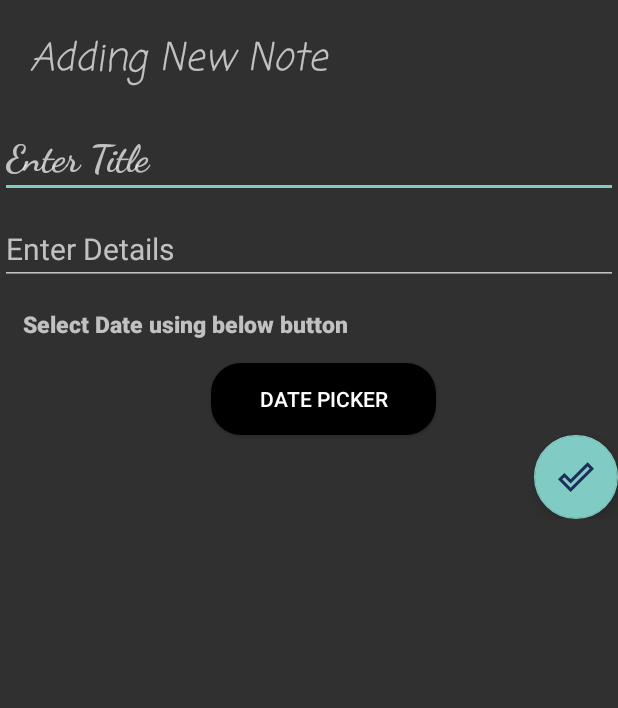
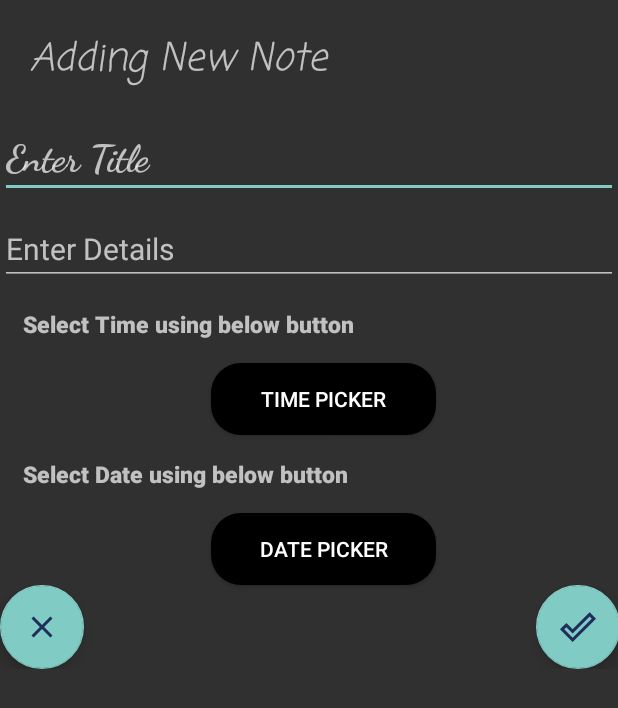
Before and after one commit to awc15/Note-Taking-Application-Android, an Android app: the screen it shows after launch (AddNote), after a tap on an icon or button, on a phone screen of 412 x 824 dp. Shown: the top 708 px of the screen. Run offline under Robolectric (Android 15) with nearby library versions, the phone set to English and light mode, and no system bars.

Commit message:
Final Commit

```diff
--- a/app/src/main/java/com/example/notetakingapp/AddNote.java
+++ b/app/src/main/java/com/example/notetakingapp/AddNote.java
@@ -4,13 +4,19 @@ import androidx.appcompat.app.AppCompatActivity;
 import androidx.fragment.app.DialogFragment;
 
 import android.app.DatePickerDialog;
+import android.app.TimePickerDialog;
+import android.app.TimePickerDialog.OnTimeSetListener;
+import android.content.ContentValues;
 import android.content.Intent;
+import android.database.Cursor;
+import android.database.sqlite.SQLiteDatabase;
 import android.os.Bundle;
 import android.text.Editable;
 import android.view.View;
 import android.widget.Button;
 import android.widget.EditText;
 import android.widget.TextView;
+import android.widget.TimePicker;
 
 import com.google.android.material.floatingactionbutton.FloatingActionButton;
 import com.google.android.material.snackbar.BaseTransientBottomBar;
@@ -21,38 +27,103 @@ import java.util.Calendar;
 
 public class AddNote extends AppCompatActivity implements DatePickerDialog.OnDateSetListener {
 
-    EditText title, detail;
-    FloatingActionButton Fab;
-    Button btnDate;
-    TextView date;
-    boolean dateSelected = false;
+    private SQLiteDatabase mDatabase;
+    private NotesDBHelper dbHelper;
+    private EditText title, detail;
+    private FloatingActionButton Fab,backBtn;
+    private Button btnDate;
+    private Button btnTime;
+    private TextView date, time;
+    private boolean dateSelected = false;
+    private boolean timeSet = false;
+    private int mHour, minute;
+    private NotesAdapter adapter;
 
     @Override
     protected void onCreate(Bundle savedInstanceState) {
         super.onCreate(savedInstanceState);
         setContentView(R.layout.activity_add_note);
+        backBtn=findViewById(R.id.goBack);
+        backBtn.setOnClickListener(new View.OnClickListener() {
+            @Override
+            public void onClick(View view) {
+                onBackPressed();
+            }
+        });
         title = findViewById(R.id.editTextTitle);
         detail = findViewById(R.id.editTextDetail);
         btnDate = findViewById(R.id.dateBtn);
         date = findViewById(R.id.dateText);
+        time = findViewById(R.id.timeText);
         Fab = findViewById(R.id.addNoteFab);
+        btnTime = findViewById(R.id.timeBtn);
+
+
+
+        //Set Time
+        btnTime.setOnClickListener(new View.OnClickListener() {
+            @Override
+            public void onClick(View view) {
+
+                TimePickerDialog timePickerDialog = new TimePickerDialog(
+                        AddNote.this,
+                        new OnTimeSetListener() {
+                            @Override
+                            public void onTimeSet(TimePicker timePicker, int hourOfDay, int mMinute) {
+                                mHour = hourOfDay;
+                                minute = mMinute;
+                                Calendar calendar = Calendar.getInstance();
+                                calendar.set(0, 0, 0, mHour, minute);
+                                time.setText(hourOfDay + ":" + mMinute);
+                                timeSet = true;
+                            }
+                        }, 12, 0, false
+                );
+                timePickerDialog.updateTime(mHour, minute);
+                timePickerDialog.show();
+
+            }
+        });
+
+
+        //Set Date
         btnDate.setOnClickListener(new View.OnClickListener() {
             @Override
             public void onClick(View view) {
-
-                DialogFragment dateTimePicker = new DatePicker();
-                dateTimePicker.show(getSupportFragmentManager(), "Set Date & Time");
+                DialogFragment datePicker = new DatePicker();
+                datePicker.show(getSupportFragmentManager(), "Set Date");
             }
         });
+
+
+
+
         Fab.setOnClickListener(new View.OnClickListener() {
             @Override
             public void onClick(View view) {
 
                 if (title.getText().toString().trim().length() > 0 &&
                         detail.getText().toString().trim().length() > 0 &&
-                        dateSelected) {
-                    finish();
-                    startActivity(new Intent(getApplicationContext(), MainActivity.class));
+                        dateSelected && timeSet) {
+                    String noteTitle = title.getText().toString();
+                    String noteDescription = detail.getText().toString();
+                    String noteDate = date.getText().toString();
+                    String noteTime = time.getText().toString();
+                    ContentValues cv = new ContentValues();
+                    cv.put(NotesContract.Notes.NOTES_TITLE, noteTitle);
+                    cv.put(NotesContract.Notes.NOTES_DESCRIPTION, noteDescription);
+                    cv.put(NotesContract.Notes.NOTES_DATE, noteDate);
+                    cv.put(NotesContract.Notes.NOTES_TIME, noteTime);
+                    dbHelper = new NotesDBHelper(getApplicationContext());
+                    mDatabase = dbHelper.getWritableDatabase();
+                    mDatabase.insert(NotesContract.Notes.TABLE_NAME, null, cv);
+
+                    title.getText().clear();
+                    detail.getText().clear();
+                    date.setText("Enter Date using the button below");
+                    time.setText("Enter Time using the button below");
+                    //finish();
+                    //startActivity(new Intent(getApplicationContext(), MainActivity.class));
                 } else {
 
                     Snackbar.make(view, "Kindly fill all fields", BaseTransientBottomBar.LENGTH_SHORT).show();
@@ -72,4 +143,26 @@ public class AddNote extends AppCompatActivity implements DatePickerDialog.OnDat
         String CurrentDate = DateFormat.getDateInstance().format(calendar.getTime());
         date.setText(CurrentDate);
     }
+
+    private Cursor getAllItems() {
+        Cursor cursor = mDatabase.query(
+                NotesContract.Notes.TABLE_NAME,
+                null,
+                null,
+                null,
+                null,
+                null,
+                NotesContract.Notes._ID
+        );
+
+
+        return cursor;
+    }
+
+    @Override
+    public void onBackPressed() {
+        finish();
+        startActivity(new Intent(getApplicationContext(),MainActivity.class));
+
+    }
 }
--- a/app/src/main/java/com/example/notetakingapp/MainActivity.java
+++ b/app/src/main/java/com/example/notetakingapp/MainActivity.java
@@ -2,9 +2,14 @@ package com.example.notetakingapp;
 
 import androidx.appcompat.app.AlertDialog;
 import androidx.appcompat.app.AppCompatActivity;
+import androidx.recyclerview.widget.GridLayoutManager;
+import androidx.recyclerview.widget.LinearLayoutManager;
+import androidx.recyclerview.widget.RecyclerView;
 
 import android.content.DialogInterface;
 import android.content.Intent;
+import android.database.Cursor;
+import android.database.sqlite.SQLiteDatabase;
 import android.os.Bundle;
 import android.view.View;
 import android.widget.Toast;
@@ -13,15 +18,37 @@ import com.google.android.material.floatingactionbutton.FloatingActionButton;
 
 public class MainActivity extends AppCompatActivity {
 
-    FloatingActionButton fab;
-    AlertDialog.Builder builder;
+    private SQLiteDatabase mDatabase;
+    private FloatingActionButton fab;
+    private NotesAdapter adapter;
+
+
 
     @Override
     protected void onCreate(Bundle savedInstanceState) {
         super.onCreate(savedInstanceState);
         setContentView(R.layout.activity_main);
         fab = findViewById(R.id.floatingButton);
+        final NotesDBHelper dbHelper = new NotesDBHelper(this);
+        mDatabase = dbHelper.getWritableDatabase();
+        final RecyclerView recyclerView = findViewById(R.id.recyclerView);
+        recyclerView.setLayoutManager(new GridLayoutManager(getApplicationContext(),2));
+        adapter = new NotesAdapter(this, getAllItems());
+        if(adapter!=null){
+            adapter.swapCursor(getAllItems());
+        }
+        recyclerView.setAdapter(adapter);
+        adapter.setOnItemClickListener(new NotesAdapter.OnItemClickListener() {
+            @Override
+            public void onItemClicked(int position) {
+               // Toast.makeText(getApplicationContext(),"Item : "+position,Toast.LENGTH_SHORT).show();
+                Intent intent=new Intent(getApplicationContext(),ShowNote.class);
+                intent.putExtra("ID",position);
+                startActivity(intent);
+            }
+        });
     }
+
 
     public void AddNote(View view) {
         startActivity(new Intent(getApplicationContext(), AddNote.class));
@@ -43,4 +70,19 @@ public class MainActivity extends AppCompatActivity {
                     }
                 }).create().show();
     }
+
+    private Cursor getAllItems() {
+        Cursor cursor = mDatabase.query(
+                NotesContract.Notes.TABLE_NAME,
+                null,
+                null,
+                null,
+                null,
+                null,
+                NotesContract.Notes._ID
+        );
+
+
+        return cursor;
+    }
 }
--- /dev/null
+++ b/app/src/main/java/com/example/notetakingapp/NotesAdapter.java
@@ -0,0 +1,100 @@
+package com.example.notetakingapp;
+
+
+import android.content.Context;
+import android.database.Cursor;
+import android.view.LayoutInflater;
+import android.view.View;
+import android.view.ViewGroup;
+import android.widget.TextView;
+
+import androidx.annotation.NonNull;
+import androidx.recyclerview.widget.RecyclerView;
+
+public class NotesAdapter extends RecyclerView.Adapter<NotesAdapter.NotesViewHolder> {
+
+    private OnItemClickListener mListener;
+    public interface OnItemClickListener{
+        void onItemClicked(int position);
+    }
+    public void setOnItemClickListener(OnItemClickListener listener){
+        mListener=listener;
+    }
+    public static class NotesViewHolder extends RecyclerView.ViewHolder {
+
+        public TextView title;
+        public TextView description;
+
+        public NotesViewHolder(@NonNull View itemView, final OnItemClickListener listener) {
+            super(itemView);
+            title = itemView.findViewById(R.id.recyclerTitle);
+            description = itemView.findViewById(R.id.recyclerDescription);
+            itemView.setOnClickListener(new View.OnClickListener() {
+                @Override
+                public void onClick(View view) {
+                    if(listener!=null){
+                        int position=getAdapterPosition();
+
+                        if(position !=RecyclerView.NO_POSITION){
+                            listener.onItemClicked(position);
+                        }
+                    }
+
+                }
+            });
+        }
+    }
+
+    private Context mContext;
+    private Cursor mCursor;
+
+    public NotesAdapter(Context context, Cursor cursor) {
+        mContext = context;
+        mCursor = cursor;
+    }
+
+
+    @NonNull
+    @Override
+    public NotesViewHolder onCreateViewHolder(@NonNull ViewGroup parent, int viewType) {
+
+        LayoutInflater inflater = LayoutInflater.from(mContext);
+        View view = inflater.inflate(R.layout.notes, parent, false);
+
+        return new NotesViewHolder(view, mListener);
+    }
+
+    @Override
+    public void onBindViewHolder(@NonNull NotesViewHolder holder, int position) {
+        if (!mCursor.moveToPosition(position)) {
+            return;
+        }
+        String noteTitle = mCursor.getString(mCursor.getColumnIndex(NotesContract.Notes.NOTES_TITLE));
+        String noteDescription = mCursor.getString(mCursor.getColumnIndex(NotesContract.Notes.NOTES_DESCRIPTION));
+        if(noteDescription.length()>10)
+        {
+            noteDescription=noteDescription.substring(0,5);
+        }
+        holder.title.setText(noteTitle);
+        holder.description.setText(noteDescription);
+
+    }
+
+    @Override
+    public int getItemCount() {
+
+        return mCursor.getCount();
+    }
+
+    public void swapCursor(Cursor newCursor) {
+        if (mCursor != null) {
+            mCursor.close();
+        }
+        mCursor = newCursor;
+        if(newCursor!=null){
+            notifyDataSetChanged();
+        }
+    }
+
+
+}
--- /dev/null
+++ b/app/src/main/java/com/example/notetakingapp/NotesDBHelper.java
@@ -0,0 +1,35 @@
+package com.example.notetakingapp;
+
+import android.content.Context;
+import android.database.sqlite.SQLiteDatabase;
+import android.database.sqlite.SQLiteOpenHelper;
+import com.example.notetakingapp.NotesContract.*;
+import androidx.annotation.Nullable;
+
+public class NotesDBHelper extends SQLiteOpenHelper {
+
+    public static final String DATABASE_NAME = "notes.db";
+    public static final int DATABASE_VERSION = 1;
+    public NotesDBHelper(@Nullable Context context) {
+        super(context, DATABASE_NAME,null,DATABASE_VERSION);
+    }
+
+    @Override
+    public void onCreate(SQLiteDatabase sqLiteDatabase) {
+        final String CREATE_NOTE_TABLE = "CREATE TABLE "+ Notes.TABLE_NAME +
+                " ( "+ Notes._ID +" INTEGER PRIMARY KEY AUTOINCREMENT , "+
+                Notes.NOTES_TITLE + " TEXT NOT NULL, " +
+                Notes.NOTES_DESCRIPTION + " TEXT NOT NULL, " +
+                Notes.NOTES_DATE + " TEXT NOT NULL, "+
+                Notes.NOTES_TIME +" TEXT NOT NULL "+
+                ");";
+        sqLiteDatabase.execSQL(CREATE_NOTE_TABLE);
+
+    }
+
+    @Override
+    public void onUpgrade(SQLiteDatabase sqLiteDatabase, int i, int i1) {
+        sqLiteDatabase.execSQL("DROP TABLE IF EXISTS "+ Notes.TABLE_NAME);
+        onCreate(sqLiteDatabase);
+    }
+}
--- /dev/null
+++ b/app/src/main/res/drawable/ic_close.xml
@@ -0,0 +1,5 @@
+<vector android:alpha="0.89" android:height="24dp"
+    android:tint="#11194D" android:viewportHeight="24"
+    android:viewportWidth="24" android:width="24dp" xmlns:android="http://schemas.android.com/apk/res/android">
+    <path android:fillColor="@android:color/white" android:pathData="M19,6.41L17.59,5 12,10.59 6.41,5 5,6.41 10.59,12 5,17.59 6.41,19 12,13.41 17.59,19 19,17.59 13.41,12z"/>
+</vector>
--- a/app/src/main/res/layout/activity_add_note.xml
+++ b/app/src/main/res/layout/activity_add_note.xml
@@ -38,6 +38,27 @@
             android:inputType="textMultiLine"
             android:textSize="20sp" />
 
+
+        <TextView
+            android:id="@+id/timeText"
+            android:layout_width="match_parent"
+            android:layout_height="wrap_content"
+            android:layout_margin="5dp"
+            android:fontFamily="sans-serif-black"
+            android:padding="10dp"
+            android:text="Select Time using below button"
+            android:textSize="15dp" />
+
+        <Button
+            android:id="@+id/timeBtn"
+            android:layout_width="150dp"
+            android:layout_height="wrap_content"
+            android:layout_gravity="center"
+            android:layout_marginLeft="10dp"
+            android:background="@drawable/rounded_button"
+            android:text="Time Picker"></Button>
+
+
         <TextView
             android:id="@+id/dateText"
             android:layout_width="match_parent"
@@ -52,17 +73,30 @@
             android:id="@+id/dateBtn"
             android:layout_width="150dp"
             android:layout_height="wrap_content"
+            android:layout_gravity="center"
             android:layout_marginLeft="10dp"
             android:background="@drawable/rounded_button"
-            android:text="Date Picker"
-            android:layout_gravity="center"></Button>
+            android:text="Date Picker"></Button>
+<RelativeLayout
+    android:layout_width="match_parent"
+    android:layout_height="wrap_content"
+    android:orientation="horizontal">
+    <com.google.android.material.floatingactionbutton.FloatingActionButton
+        android:id="@+id/goBack"
+        android:layout_width="wrap_content"
+        android:layout_height="wrap_content"
+        android:layout_gravity="end"
+        android:src="@drawable/ic_close" />
 
-        <com.google.android.material.floatingactionbutton.FloatingActionButton
-            android:id="@+id/addNoteFab"
-            android:layout_width="wrap_content"
-            android:layout_height="wrap_content"
-            android:layout_gravity="end"
-            android:src="@drawable/ic_done" />
+    <com.google.android.material.floatingactionbutton.FloatingActionButton
+        android:id="@+id/addNoteFab"
+        android:layout_width="wrap_content"
+        android:layout_height="wrap_content"
+        android:layout_alignParentEnd="true"
+        android:layout_gravity="right"
+        android:layout_marginEnd="-1dp"
+        android:src="@drawable/ic_done" />
+</RelativeLayout>
 
     </LinearLayout>
 </ScrollView>
--- a/app/src/main/res/layout/activity_main.xml
+++ b/app/src/main/res/layout/activity_main.xml
@@ -9,8 +9,10 @@
     <androidx.recyclerview.widget.RecyclerView
         android:id="@+id/recyclerView"
         android:layout_width="match_parent"
-        android:layout_height="wrap_content"
+        android:layout_height="711dp"
+        android:layout_alignParentBottom="true"
         android:layout_marginTop="20dp"
+        android:layout_marginBottom="0dp"
         android:padding="5dp" />
 
     <com.google.android.material.floatingactionbutton.FloatingActionButton
```
Also changed, not shown: app/src/main/AndroidManifest.xml (+6 -3 lines), app/src/main/java/com/example/notetakingapp/NotesContract.java (added, +15 -0 lines), app/src/main/java/com/example/notetakingapp/ShowNote.java (added, +33 -0 lines), app/src/main/res/layout/activity_show_note.xml (added, +35 -0 lines), app/src/main/res/layout/notes.xml (added, +30 -0 lines).
